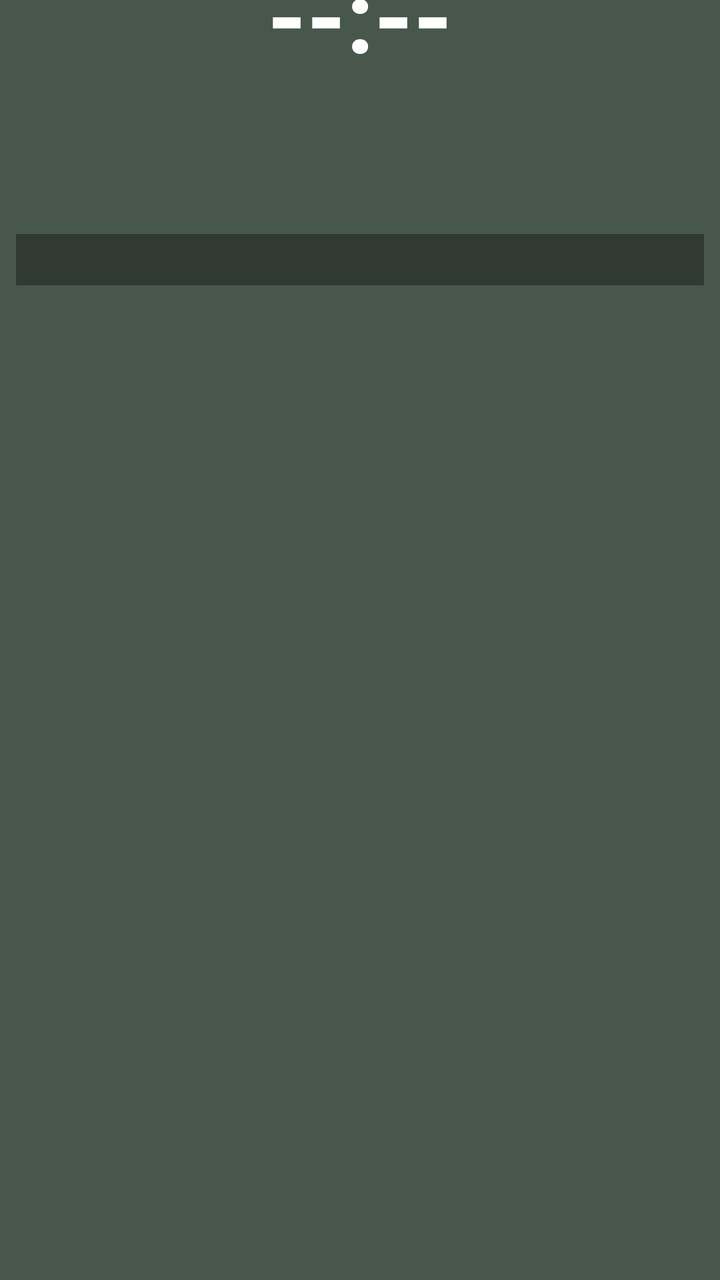
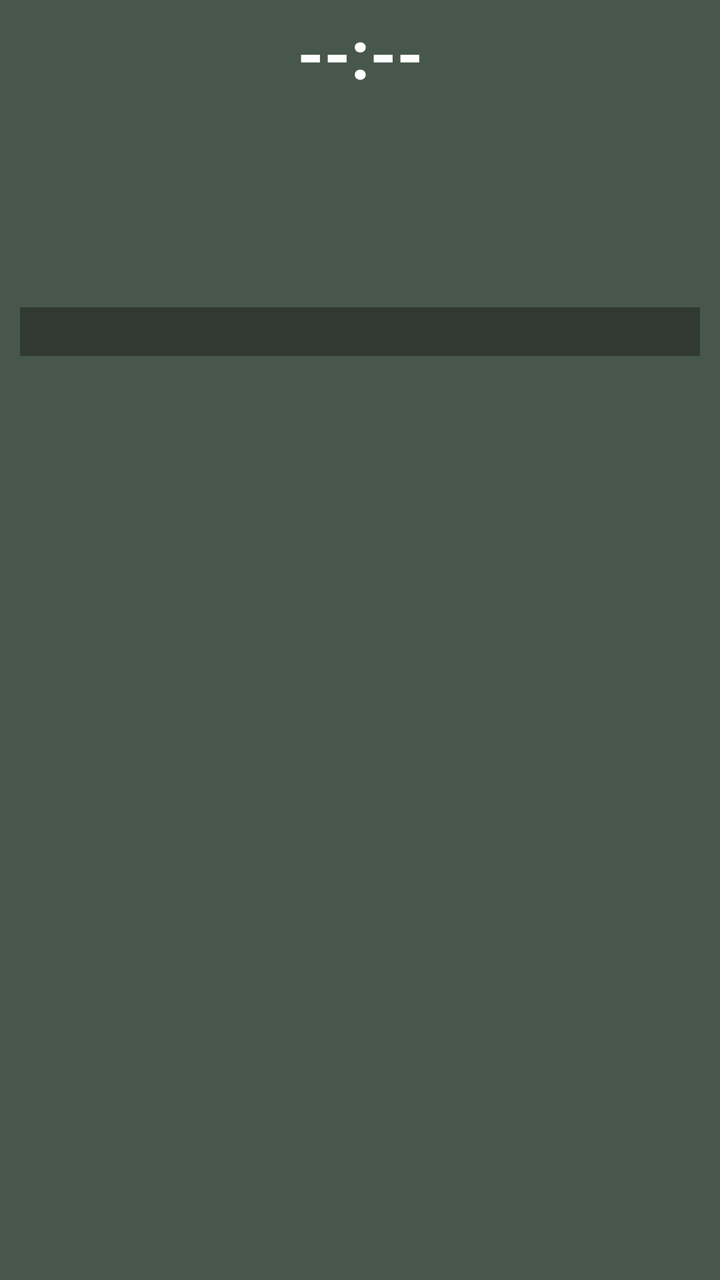

Screens rendered from an Android XML layout before and after an edit, with the pre-edit source and the edit as a unified diff.
<!-- AndroidManifest.xml: fallback theme Theme.MaterialComponents.DayNight.NoActionBar -->
<!-- res/layout/prayer_widget_layout.xml -->
<?xml version="1.0" encoding="utf-8"?>
<LinearLayout xmlns:android="http://schemas.android.com/apk/res/android"
    android:layout_width="match_parent"
    android:layout_height="match_parent"
    android:orientation="vertical"
    android:background="@drawable/widget_background"
    android:paddingStart="8dp"
    android:paddingEnd="8dp"
    android:paddingTop="0dp"
    android:paddingBottom="8dp">

    
    <TextView
        android:id="@+id/widget_time"
        android:layout_width="match_parent"
        android:layout_height="wrap_content"
        android:layout_marginTop="-20dp"
        android:text="--:--"
        android:textColor="#FFFFFF"
        android:textSize="50sp"
        android:textStyle="bold"
        android:includeFontPadding="false"
        android:gravity="center" />

    
    <LinearLayout
        android:layout_width="match_parent"
        android:layout_height="wrap_content"
        android:layout_marginTop="-23dp"
        android:orientation="horizontal"
        android:gravity="center_vertical">

        <TextView
            android:id="@+id/widget_day"
            android:layout_width="0dp"
            android:layout_height="wrap_content"
            android:layout_weight="3"
            android:text=""
            android:textColor="#FFFFFF"
            android:textSize="25sp"
            android:textStyle="bold"
            android:includeFontPadding="false"
            android:singleLine="true"
            android:ellipsize="end" />

        <TextView
            android:id="@+id/widget_weather"
            android:layout_width="0dp"
            android:layout_height="wrap_content"
            android:layout_weight="4"
            android:text=""
            android:textColor="#80DEEA"
            android:textSize="13sp"
            android:textStyle="bold"
            android:gravity="end"
            android:singleLine="true"
            android:ellipsize="start" />

    </LinearLayout>

    
    <LinearLayout
        android:layout_width="match_parent"
        android:layout_height="wrap_content"
        android:layout_marginTop="-4dp"
        android:orientation="horizontal">

        
        <LinearLayout
            android:layout_width="0dp"
            android:layout_height="wrap_content"
            android:layout_weight="1"
            android:orientation="vertical">

            <TextView
                android:id="@+id/widget_gregorian"
                android:layout_width="wrap_content"
                android:layout_height="wrap_content"
                android:text=""
                android:textColor="#E0E0E0"
                android:textSize="16sp"
                android:textStyle="bold" />

            <TextView
                android:id="@+id/widget_hijri"
                android:layout_width="wrap_content"
                android:layout_height="wrap_content"
                android:layout_marginTop="-1dp"
                android:text=""
                android:textColor="#FFD54F"
                android:textSize="15sp"
                android:textStyle="bold" />

            <TextView
                android:id="@+id/widget_bangla_date"
                android:layout_width="wrap_content"
                android:layout_height="wrap_content"
                android:layout_marginTop="-1dp"
                android:text=""
                android:textColor="#80DEEA"
                android:textSize="15sp"
                android:textStyle="bold" />

        </LinearLayout>

        
        <LinearLayout
            android:layout_width="0dp"
            android:layout_height="wrap_content"
            android:layout_weight="1"
            android:orientation="vertical">

            <TextView
                android:id="@+id/widget_sunrise"
                android:layout_width="wrap_content"
                android:layout_height="wrap_content"
                android:text=""
                android:textColor="#FFD54F"
                android:textSize="14sp"
                android:textStyle="bold" />

            <TextView
                android:id="@+id/widget_sunset"
                android:layout_width="wrap_content"
                android:layout_height="wrap_content"
                android:layout_marginTop="-1dp"
                android:text=""
                android:textColor="#FFD54F"
                android:textSize="14sp"
                android:textStyle="bold" />

            <TextView
                android:id="@+id/widget_sehri"
                android:layout_width="wrap_content"
                android:layout_height="wrap_content"
                android:layout_marginTop="3dp"
                android:text=""
                android:textColor="#00E676"
                android:textSize="14sp"
                android:textStyle="bold" />

            <TextView
                android:id="@+id/widget_iftar"
                android:layout_width="wrap_content"
                android:layout_height="wrap_content"
                android:layout_marginTop="-1dp"
                android:text=""
                android:textColor="#00E676"
                android:textSize="14sp"
                android:textStyle="bold" />

        </LinearLayout>
    </LinearLayout>

    
    <TextView
        android:id="@+id/widget_alert"
        android:layout_width="match_parent"
        android:layout_height="wrap_content"
        android:layout_marginTop="-3dp"
        android:paddingTop="4dp"
        android:paddingBottom="4dp"
        android:paddingStart="4dp"
        android:paddingEnd="4dp"
        android:background="#55000000"
        android:text=""
        android:textColor="#FFD54F"
        android:textSize="13sp"
        android:textStyle="bold"
        android:gravity="start"
        android:maxLines="10"
        android:ellipsize="end" />

</LinearLayout>
<!-- resources referenced by this layout -->
<resources>
  <!-- drawable widget_background (drawable) -->
  <?xml version="1.0" encoding="utf-8"?>
  <shape xmlns:android="http://schemas.android.com/apk/res/android"
      android:shape="rectangle">
      <solid android:color="#CC1B2E1F" />
  </shape>
</resources>

<!-- the commit's change to res/layout/prayer_widget_layout.xml (unified diff, before → after) -->
@@ -4,9 +4,9 @@
     android:layout_height="match_parent"
     android:orientation="vertical"
     android:background="@drawable/widget_background"
-    android:paddingStart="8dp"
-    android:paddingEnd="8dp"
-    android:paddingTop="0dp"
+    android:paddingStart="10dp"
+    android:paddingEnd="10dp"
+    android:paddingTop="8dp"
     android:paddingBottom="8dp">
 
     
@@ -14,19 +14,22 @@
         android:id="@+id/widget_time"
         android:layout_width="match_parent"
         android:layout_height="wrap_content"
-        android:layout_marginTop="-20dp"
         android:text="--:--"
         android:textColor="#FFFFFF"
-        android:textSize="50sp"
+        android:textSize="34sp"
         android:textStyle="bold"
         android:includeFontPadding="false"
+        android:maxLines="1"
+        android:autoSizeTextType="uniform"
+        android:autoSizeMinTextSize="18sp"
+        android:autoSizeMaxTextSize="34sp"
         android:gravity="center" />
 
     
     <LinearLayout
         android:layout_width="match_parent"
         android:layout_height="wrap_content"
-        android:layout_marginTop="-23dp"
+        android:layout_marginTop="2dp"
         android:orientation="horizontal"
         android:gravity="center_vertical">
 
@@ -37,7 +40,7 @@
             android:layout_weight="3"
             android:text=""
             android:textColor="#FFFFFF"
-            android:textSize="25sp"
+            android:textSize="16sp"
             android:textStyle="bold"
             android:includeFontPadding="false"
             android:singleLine="true"
@@ -50,7 +53,7 @@
             android:layout_weight="4"
             android:text=""
             android:textColor="#80DEEA"
-            android:textSize="13sp"
+            android:textSize="12sp"
             android:textStyle="bold"
             android:gravity="end"
             android:singleLine="true"
@@ -62,7 +65,7 @@
     <LinearLayout
         android:layout_width="match_parent"
         android:layout_height="wrap_content"
-        android:layout_marginTop="-4dp"
+        android:layout_marginTop="4dp"
         android:orientation="horizontal">
 
         
@@ -78,28 +81,34 @@
                 android:layout_height="wrap_content"
                 android:text=""
                 android:textColor="#E0E0E0"
-                android:textSize="16sp"
-                android:textStyle="bold" />
+                android:textSize="14sp"
+                android:textStyle="bold"
+                android:singleLine="true"
+                android:ellipsize="end" />
 
             <TextView
                 android:id="@+id/widget_hijri"
                 android:layout_width="wrap_content"
                 android:layout_height="wrap_content"
-                android:layout_marginTop="-1dp"
+                android:layout_marginTop="1dp"
                 android:text=""
                 android:textColor="#FFD54F"
-                android:textSize="15sp"
-                android:textStyle="bold" />
+                android:textSize="13sp"
+                android:textStyle="bold"
+                android:singleLine="true"
+                android:ellipsize="end" />
 
             <TextView
                 android:id="@+id/widget_bangla_date"
                 android:layout_width="wrap_content"
                 android:layout_height="wrap_content"
-                android:layout_marginTop="-1dp"
+                android:layout_marginTop="1dp"
                 android:text=""
                 android:textColor="#80DEEA"
-                android:textSize="15sp"
-                android:textStyle="bold" />
+                android:textSize="13sp"
+                android:textStyle="bold"
+                android:singleLine="true"
+                android:ellipsize="end" />
 
         </LinearLayout>
 
@@ -116,38 +125,42 @@
                 android:layout_height="wrap_content"
                 android:text=""
                 android:textColor="#FFD54F"
-                android:textSize="14sp"
-                android:textStyle="bold" />
+                android:textSize="13sp"
+                android:textStyle="bold"
+                android:singleLine="true" />
 
             <TextView
                 android:id="@+id/widget_sunset"
                 android:layout_width="wrap_content"
                 android:layout_height="wrap_content"
-                android:layout_marginTop="-1dp"
+                android:layout_marginTop="1dp"
                 android:text=""
                 android:textColor="#FFD54F"
-                android:textSize="14sp"
-                android:textStyle="bold" />
+                android:textSize="13sp"
+                android:textStyle="bold"
+                android:singleLine="true" />
 
             <TextView
                 android:id="@+id/widget_sehri"
                 android:layout_width="wrap_content"
                 android:layout_height="wrap_content"
-                android:layout_marginTop="3dp"
+                android:layout_marginTop="4dp"
                 android:text=""
                 android:textColor="#00E676"
-                android:textSize="14sp"
-                android:textStyle="bold" />
+                android:textSize="13sp"
+                android:textStyle="bold"
+                android:singleLine="true" />
 
             <TextView
                 android:id="@+id/widget_iftar"
                 android:layout_width="wrap_content"
                 android:layout_height="wrap_content"
-                android:layout_marginTop="-1dp"
+                android:layout_marginTop="1dp"
                 android:text=""
                 android:textColor="#00E676"
-                android:textSize="14sp"
-                android:textStyle="bold" />
+                android:textSize="13sp"
+                android:textStyle="bold"
+                android:singleLine="true" />
 
         </LinearLayout>
     </LinearLayout>
@@ -157,7 +170,7 @@
         android:id="@+id/widget_alert"
         android:layout_width="match_parent"
         android:layout_height="wrap_content"
-        android:layout_marginTop="-3dp"
+        android:layout_marginTop="4dp"
         android:paddingTop="4dp"
         android:paddingBottom="4dp"
         android:paddingStart="4dp"
@@ -165,10 +178,10 @@
         android:background="#55000000"
         android:text=""
         android:textColor="#FFD54F"
-        android:textSize="13sp"
+        android:textSize="12sp"
         android:textStyle="bold"
         android:gravity="start"
-        android:maxLines="10"
+        android:maxLines="8"
         android:ellipsize="end" />
 
 </LinearLayout>
